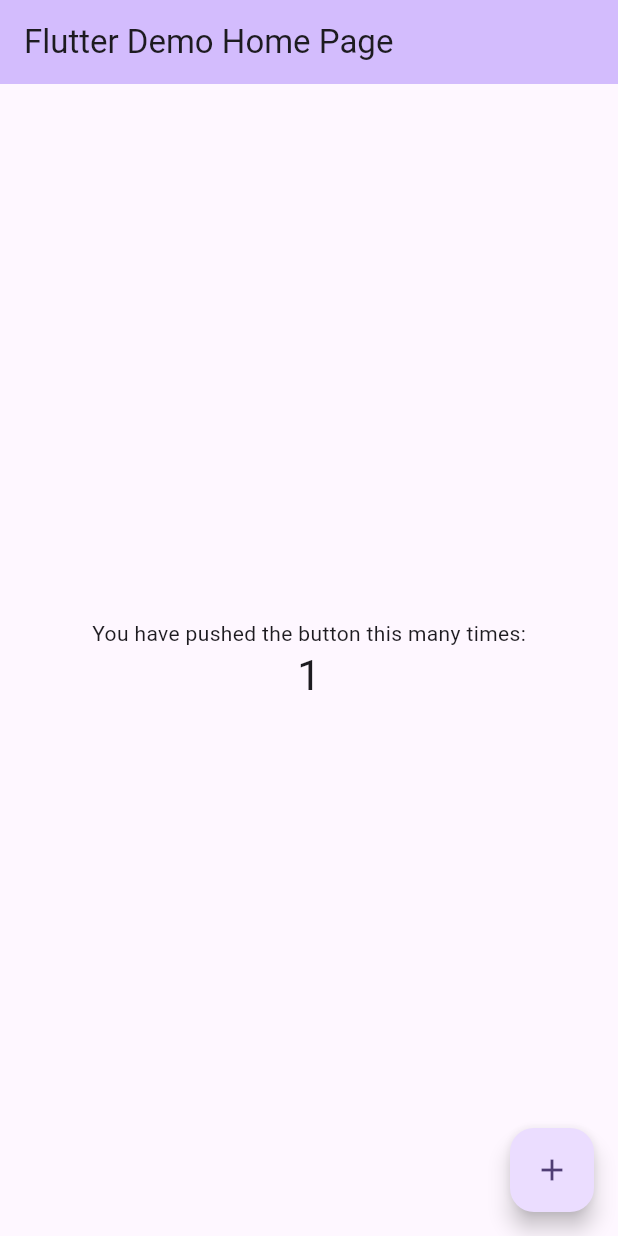
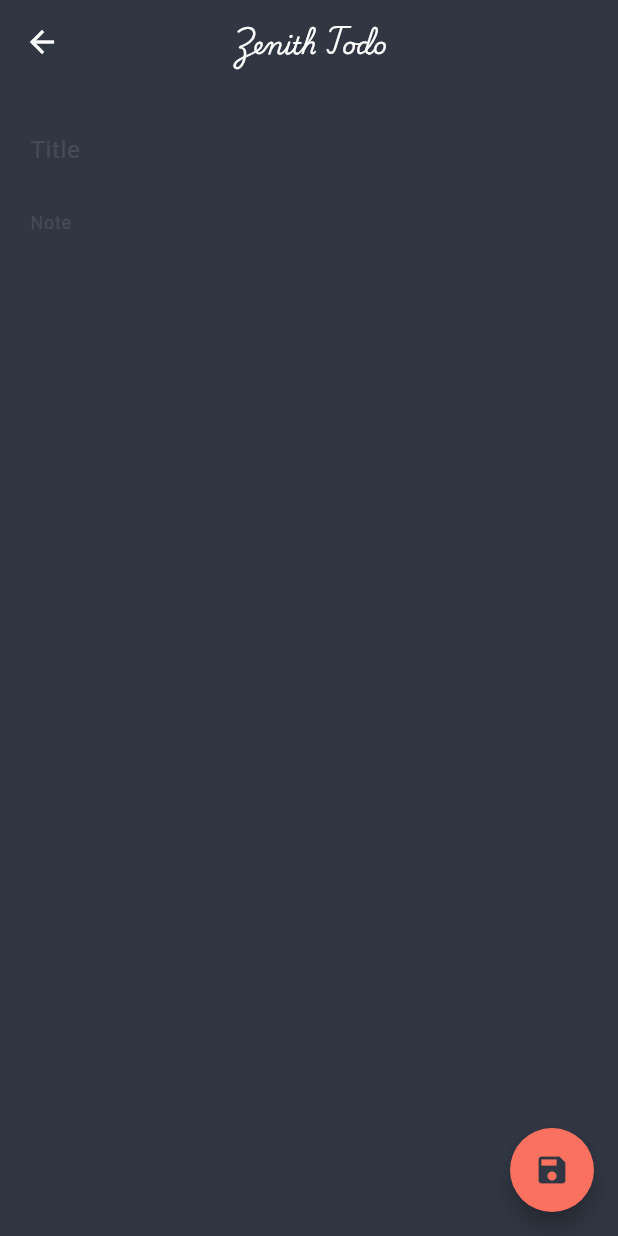
Before and after one commit to shakilahmed0369/flutter_zenith_todo, a Flutter app: the screen it shows after launch, after a tap on the "add" icon, on a phone screen of 412 x 824 dp. Run offline on Flutter 3.47's test engine with Material 3 defaults, Android fonts, the phone set to English and light mode, and no system bars; our stand-ins replace hive_flutter; accounts and stored records are empty.

Commit message:
add: home and add note feauter added

```diff
--- /dev/null
+++ b/lib/components/navigation.dart
@@ -0,0 +1,14 @@
+import 'package:flutter/material.dart';
+
+class Navigation extends StatelessWidget {
+  const Navigation({super.key});
+
+  @override
+  Widget build(BuildContext context) {
+    return Scaffold(
+      appBar: AppBar(
+        title: Text('Zenith Todo'),
+      ),
+    );
+  }
+}
--- /dev/null
+++ b/lib/data/database.dart
@@ -0,0 +1,18 @@
+import 'package:hive_flutter/adapters.dart';
+
+class NoteDatabase {
+  List notes = [];
+
+  final _box = Hive.box('notes');
+
+  void createInitialData() {
+    _box.get('notes') == null ? notes = [] : notes = _box.get('notes');
+  }
+
+  void addNote(String title, String description) {
+    createInitialData();
+    notes.add([title, description]);
+    var revercedNotes = notes.reversed.toList();
+    _box.put('notes', revercedNotes);
+  }
+}
--- a/lib/main.dart
+++ b/lib/main.dart
@@ -1,125 +1,30 @@
 import 'package:flutter/material.dart';
+import 'package:hive_flutter/adapters.dart';
+import 'package:zenith_todo/pages/home.dart';
+import 'package:zenith_todo/pages/take_note.dart';
 
-void main() {
+void main() async {
+  // init hive
+  await Hive.initFlutter();
+  // open a box
+  var noteBox = await Hive.openBox('notes');
+
+  // run app
   runApp(const MyApp());
 }
 
 class MyApp extends StatelessWidget {
   const MyApp({super.key});
 
-  // This widget is the root of your application.
   @override
   Widget build(BuildContext context) {
     return MaterialApp(
-      title: 'Flutter Demo',
-      theme: ThemeData(
-        // This is the theme of your application.
-        //
-        // TRY THIS: Try running your application with "flutter run". You'll see
-        // the application has a purple toolbar. Then, without quitting the app,
-        // try changing the seedColor in the colorScheme below to Colors.green
-        // and then invoke "hot reload" (save your changes or press the "hot
-        // reload" button in a Flutter-supported IDE, or press "r" if you used
-        // the command line to start the app).
-        //
-        // Notice that the counter didn't reset back to zero; the application
-        // state is not lost during the reload. To reset the state, use hot
-        // restart instead.
-        //
-        // This works for code too, not just values: Most code changes can be
-        // tested with just a hot reload.
-        colorScheme: ColorScheme.fromSeed(seedColor: Colors.deepPurple),
-        useMaterial3: true,
-      ),
-      home: const MyHomePage(title: 'Flutter Demo Home Page'),
+      debugShowCheckedModeBanner: false,
+      title: 'Zenith Todo',
+      routes: {
+        '/': (context) => const Home(),
+        'takeNote': (context) => TakeNote(),
+      },
     );
   }
 }
-
-class MyHomePage extends StatefulWidget {
-  const MyHomePage({super.key, required this.title});
-
-  // This widget is the home page of your application. It is stateful, meaning
-  // that it has a State object (defined below) that contains fields that affect
-  // how it looks.
-
-  // This class is the configuration for the state. It holds the values (in this
-  // case the title) provided by the parent (in this case the App widget) and
-  // used by the build method of the State. Fields in a Widget subclass are
-  // always marked "final".
-
-  final String title;
-
-  @override
-  State<MyHomePage> createState() => _MyHomePageState();
-}
-
-class _MyHomePageState extends State<MyHomePage> {
-  int _counter = 0;
-
-  void _incrementCounter() {
-    setState(() {
-      // This call to setState tells the Flutter framework that something has
-      // changed in this State, which causes it to rerun the build method below
-      // so that the display can reflect the updated values. If we changed
-      // _counter without calling setState(), then the build method would not be
-      // called again, and so nothing would appear to happen.
-      _counter++;
-    });
-  }
-
-  @override
-  Widget build(BuildContext context) {
-    // This method is rerun every time setState is called, for instance as done
-    // by the _incrementCounter method above.
-    //
-    // The Flutter framework has been optimized to make rerunning build methods
-    // fast, so that you can just rebuild anything that needs updating rather
-    // than having to individually change instances of widgets.
-    return Scaffold(
-      appBar: AppBar(
-        // TRY THIS: Try changing the color here to a specific color (to
-        // Colors.amber, perhaps?) and trigger a hot reload to see the AppBar
-        // change color while the other colors stay the same.
-        backgroundColor: Theme.of(context).colorScheme.inversePrimary,
-        // Here we take the value from the MyHomePage object that was created by
-        // the App.build method, and use it to set our appbar title.
-        title: Text(widget.title),
-      ),
-      body: Center(
-        // Center is a layout widget. It takes a single child and positions it
-        // in the middle of the parent.
-        child: Column(
-          // Column is also a layout widget. It takes a list of children and
-          // arranges them vertically. By default, it sizes itself to fit its
-          // children horizontally, and tries to be as tall as its parent.
-          //
-          // Column has various properties to control how it sizes itself and
-          // how it positions its children. Here we use mainAxisAlignment to
-          // center the children vertically; the main axis here is the vertical
-          // axis because Columns are vertical (the cross axis would be
-          // horizontal).
-          //
-          // TRY THIS: Invoke "debug painting" (choose the "Toggle Debug Paint"
-          // action in the IDE, or press "p" in the console), to see the
-          // wireframe for each widget.
-          mainAxisAlignment: MainAxisAlignment.center,
-          children: <Widget>[
-            const Text(
-              'You have pushed the button this many times:',
-            ),
-            Text(
-              '$_counter',
-              style: Theme.of(context).textTheme.headlineMedium,
-            ),
-          ],
-        ),
-      ),
-      floatingActionButton: FloatingActionButton(
-        onPressed: _incrementCounter,
-        tooltip: 'Increment',
-        child: const Icon(Icons.add),
-      ), // This trailing comma makes auto-formatting nicer for build methods.
-    );
-  }
-}
--- /dev/null
+++ b/lib/pages/home.dart
@@ -0,0 +1,80 @@
+import 'package:flutter/material.dart';
+import 'package:zenith_todo/data/database.dart';
+import 'package:zenith_todo/util/note.dart';
+import 'package:zenith_todo/util/theme_colors.dart';
+
+class Home extends StatefulWidget {
+  const Home({super.key});
+
+  @override
+  State<Home> createState() => _HomeState();
+}
+
+class _HomeState extends State<Home> {
+  final NoteDatabase database = NoteDatabase();
+
+  @override
+  void initState() {
+    super.initState();
+    refresh();
+    setState(() {});
+  }
+
+  Future refresh() async {
+    database.createInitialData();
+    setState(() {});
+  }
+
+  @override
+  Widget build(BuildContext context) {
+    return Scaffold(
+      appBar: AppBar(
+        backgroundColor: ThemeColors.primaryColor,
+        title: const Center(
+          child: Text(
+            'Zenith Todo',
+            style: TextStyle(
+              color: Colors.white,
+              fontFamily: 'Playwrite',
+              fontSize: 16,
+            ),
+          ),
+        ),
+      ),
+      floatingActionButton: FloatingActionButton(
+        onPressed: () async {
+          await Navigator.pushNamed(context, 'takeNote');
+          refresh();
+        },
+        backgroundColor: ThemeColors.darkRedColor,
+        shape: const CircleBorder(),
+        child: const Icon(
+          Icons.add,
+          color: ThemeColors.primaryColor,
+        ),
+      ),
+      body: Container(
+        padding: const EdgeInsets.only(left: 20, right: 20, top: 20),
+        color: ThemeColors.primaryColor,
+        child: Column(
+          children: [
+            Expanded(
+              child: GridView.builder(
+                gridDelegate: const SliverGridDelegateWithFixedCrossAxisCount(
+                  crossAxisCount: 2,
+                ),
+                itemCount: database.notes.length,
+                itemBuilder: (context, index) {
+                  return Note(
+                    title: database.notes[index][0],
+                    description: database.notes[index][1],
+                  );
+                },
+              ),
+            )
+          ],
+        ),
+      ),
+    );
+  }
+}
--- /dev/null
+++ b/lib/pages/take_note.dart
@@ -0,0 +1,84 @@
+import 'package:flutter/material.dart';
+import 'package:zenith_todo/data/database.dart';
+import 'package:zenith_todo/util/theme_colors.dart';
+
+class TakeNote extends StatefulWidget {
+  TakeNote({super.key});
+
+  @override
+  State<TakeNote> createState() => _TakeNoteState();
+}
+
+class _TakeNoteState extends State<TakeNote> {
+  NoteDatabase database = NoteDatabase();
+
+  final _noteTitleController = TextEditingController();
+
+  final _noteDescriptionController = TextEditingController();
+
+  @override
+  Widget build(BuildContext context) {
+    return Scaffold(
+      appBar: AppBar(
+        iconTheme: const IconThemeData(color: Colors.white),
+        backgroundColor: ThemeColors.primaryColor,
+        centerTitle: true,
+        title: const Row(
+          mainAxisAlignment: MainAxisAlignment.center,
+          mainAxisSize: MainAxisSize.min,
+          children: [
+            Text(
+              'Zenith Todo',
+              style: TextStyle(
+                color: Colors.white,
+                fontFamily: 'Playwrite',
+                fontSize: 16,
+              ),
+            ),
+          ],
+        ),
+      ),
+      floatingActionButton: FloatingActionButton(
+        onPressed: () {
+          database.addNote(
+              _noteTitleController.text, _noteDescriptionController.text);
+
+          Navigator.pop(context);
+        },
+        shape: const CircleBorder(),
+        backgroundColor: ThemeColors.darkRedColor,
+        child: const Icon(Icons.save, color: ThemeColors.primaryColor),
+      ),
+      body: Container(
+        color: ThemeColors.primaryColor,
+        padding: const EdgeInsets.only(left: 20, right: 20, top: 20),
+        child: Column(
+          children: [
+            TextField(
+              controller: _noteTitleController,
+              style: const TextStyle(color: Colors.white),
+              decoration: const InputDecoration(
+                border: InputBorder.none,
+                hintText: "Title",
+                hintStyle: TextStyle(
+                  color: Colors.white10,
+                ),
+              ),
+            ),
+            TextField(
+              controller: _noteDescriptionController,
+              keyboardType: TextInputType.multiline,
+              maxLines: null,
+              style: const TextStyle(color: Colors.white, fontSize: 15),
+              decoration: const InputDecoration(
+                border: InputBorder.none,
+                hintText: "Note",
+                hintStyle: TextStyle(color: Colors.white10, fontSize: 12),
+              ),
+            ),
+          ],
+        ),
+      ),
+    );
+  }
+}
--- /dev/null
+++ b/lib/util/note.dart
@@ -0,0 +1,33 @@
+import 'package:flutter/material.dart';
+import 'package:zenith_todo/util/theme_colors.dart';
+
+class Note extends StatelessWidget {
+  final String title;
+  final String description;
+  const Note({super.key, required this.title, required this.description});
+
+  @override
+  Widget build(BuildContext context) {
+    return Container(
+      margin: EdgeInsets.all(8),
+      padding: EdgeInsets.all(20),
+      decoration: BoxDecoration(
+          color: ThemeColors.seconderyColor,
+          borderRadius: BorderRadius.circular(20)),
+      child: Column(
+        crossAxisAlignment: CrossAxisAlignment.start,
+        children: [
+          Text(
+            title,
+            style: TextStyle(
+                color: Colors.white, fontSize: 15, fontWeight: FontWeight.bold),
+          ),
+          Text(
+            description,
+            style: TextStyle(color: Colors.white),
+          ),
+        ],
+      ),
+    );
+  }
+}
--- /dev/null
+++ b/lib/util/theme_colors.dart
@@ -0,0 +1,7 @@
+import 'package:flutter/material.dart';
+
+class ThemeColors {
+  static const Color primaryColor = Color(0xFF303642);
+  static const Color seconderyColor = Color(0xFF3d4552);
+  static const Color darkRedColor = Color(0xFFfb715f);
+}
```
Also changed, not shown: pubspec.yaml (+7 -11 lines), assets/fonts/PlaywriteRegular.ttf (added), pubspec.lock, 1 other file.
